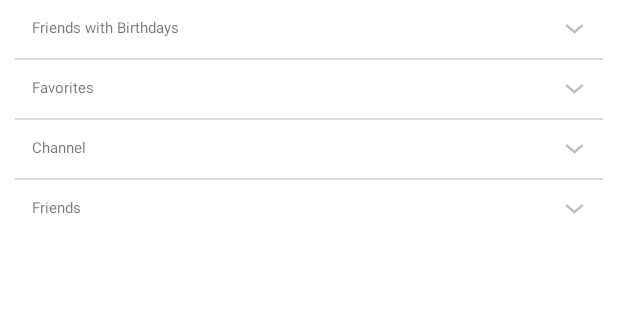
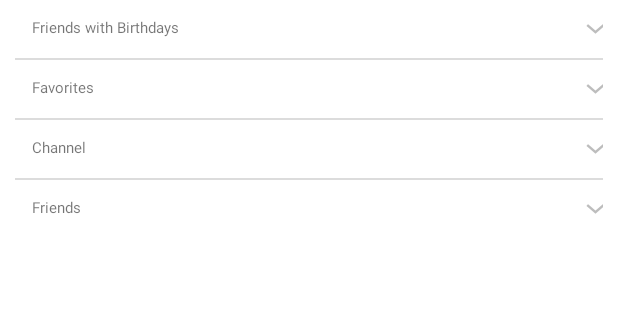
Before and after one commit to flowertaekk-dev/cloneKakaoTalk, an Android app: the screen it shows after launch (MainActivity), on a phone screen of 412 x 824 dp, the part 177-497 px from its top. Run offline under Robolectric (Android 15) with nearby library versions, the phone set to English and light mode, and no system bars; 7 statements that could not run were skipped.

Commit message:
set ExpandableListView's indicator to right side with Fragment

```diff
--- a/app/src/main/java/com/example/clonekakaotalk/utils/footer/FragmentFriendsList.java
+++ b/app/src/main/java/com/example/clonekakaotalk/utils/footer/FragmentFriendsList.java
@@ -1,7 +1,11 @@
 package com.example.clonekakaotalk.utils.footer;
 
+import android.content.res.Resources;
+import android.graphics.Point;
+import android.os.Build;
 import android.os.Bundle;
-import android.util.DisplayMetrics;
+import android.util.TypedValue;
+import android.view.Display;
 import android.view.LayoutInflater;
 import android.view.View;
 import android.view.ViewGroup;
@@ -51,11 +55,9 @@ public class FragmentFriendsList extends Fragment {
      * Initialize Friends list
      */
     private void _initializeFriendsList(View friendsListView) {
-        // get current device's width
-        int width = _getCurrentScreenWidth();
 
         // set indicator to right side.
-        // _profileExpandableListView.setIndicatorBounds(width - _getDipsFromPixel(25), width - _getDipsFromPixel(5));
+        _setIndicatorToRightSide();
 
         // preparing list data
         _prepareListData();
@@ -66,24 +68,20 @@ public class FragmentFriendsList extends Fragment {
     }
 
     /**
-     * Retrieve current device's width.
+     * set ExpandableListView's indicator to right side.
      */
-    private int _getCurrentScreenWidth() {
-        DisplayMetrics metrics = new DisplayMetrics();
-        getActivity().getWindowManager().getDefaultDisplay().getMetrics(metrics);
-        return metrics.widthPixels;
-    }
-
-    //Convert pixel to dip
-
-    /**
-     * Convert pixel to dip
-     */
-    private int _getDipsFromPixel(float pixels) {
-        // Get the screen's density scale
-        final float scale = getResources().getDisplayMetrics().density;
-        // Convert the dps to pixels, based on density scale
-        return (int) (pixels * scale + 0.5f);
+    private void _setIndicatorToRightSide() {
+        Display display = getActivity().getWindowManager().getDefaultDisplay();
+        Point size = new Point();
+        display.getSize(size);
+        int width = size.x;
+        Resources r = getResources();
+        int px = (int)TypedValue.applyDimension(TypedValue.COMPLEX_UNIT_DIP, 50, r.getDisplayMetrics());
+        if (Build.VERSION.SDK_INT < Build.VERSION_CODES.JELLY_BEAN_MR2) {
+            _profileExpandableListView.setIndicatorBounds(width - px, width);
+        } else {
+            _profileExpandableListView.setIndicatorBoundsRelative(width - px, width);
+        }
     }
 
     /**
--- a/app/src/main/res/layout/fragment_friends_list.xml
+++ b/app/src/main/res/layout/fragment_friends_list.xml
@@ -32,7 +32,6 @@
         android:layout_marginRight="10dp"
         android:childDivider="#00000000"
         android:divider="#00000000"
-        android:layoutDirection="rtl"
         android:listSelector="@android:color/transparent" />
 
 </RelativeLayout>
--- a/app/src/main/res/layout/profile_component.xml
+++ b/app/src/main/res/layout/profile_component.xml
@@ -5,7 +5,6 @@
     android:layout_width="match_parent"
     android:layout_height="60dp"
     android:orientation="horizontal"
-    android:gravity="left"
     android:background="?attr/selectableItemBackground" >
 
     <ImageView
```
